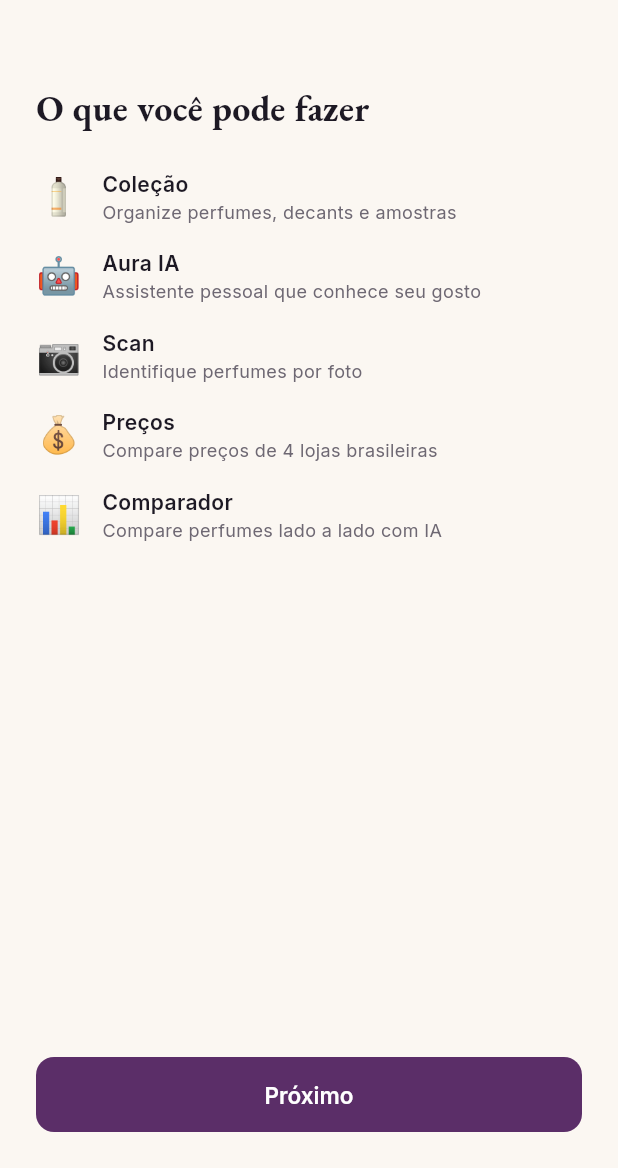
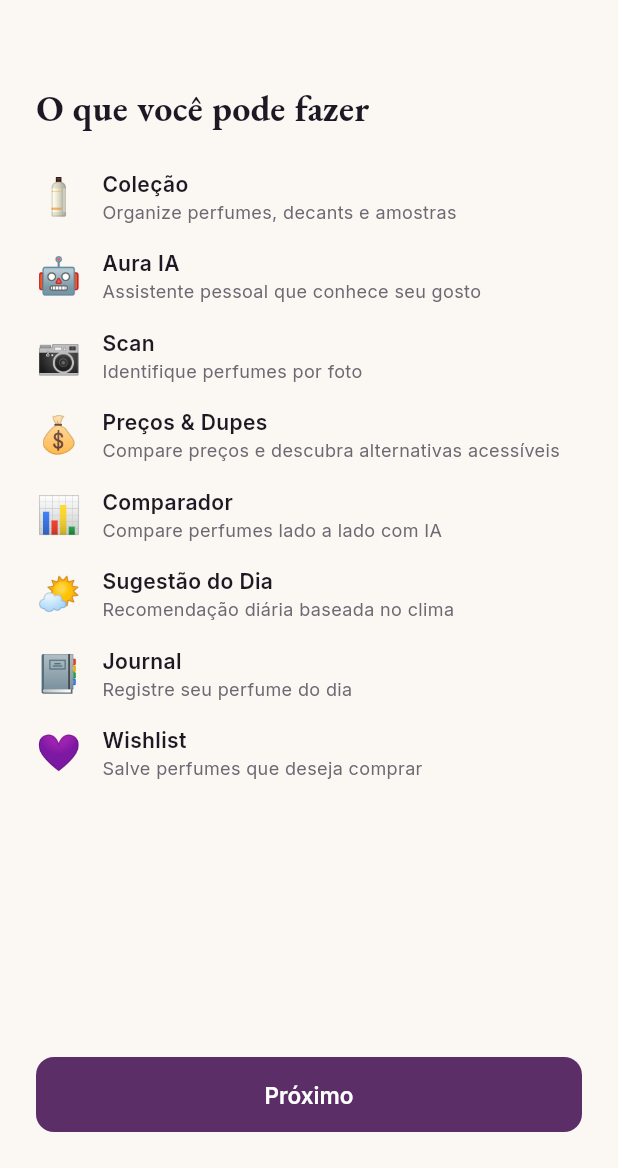
Before and after one commit to tenqueiroga/essencia-app, a Flutter app: the OnboardingPage screen opened by its route, swiped to page 2, on a phone screen of 412 x 824 dp, the part 68-1236 px from its top. Run offline on Flutter 3.47's test engine with Material 3 defaults, Android fonts, the phone set to English and light mode, and no system bars; our stand-ins replace cached_network_image, camera, dio, flutter_riverpod, flutter_secure_storage, flutter_svg and 5 more; missing offline and left inert: dart:html, dart:js_util, dart:ui_web; accounts and stored records are empty.

Commit message:
feat(onboarding): add Dupes, Sugestão do Dia, Journal, Wishlist to features list

```diff
--- a/lib/features/onboarding/presentation/onboarding_page.dart
+++ b/lib/features/onboarding/presentation/onboarding_page.dart
@@ -179,8 +179,11 @@ class _OnboardingPageState extends ConsumerState<OnboardingPage> {
       ('🧴', 'Coleção', 'Organize perfumes, decants e amostras'),
       ('🤖', 'Aura IA', 'Assistente pessoal que conhece seu gosto'),
       ('📷', 'Scan', 'Identifique perfumes por foto'),
-      ('💰', 'Preços', 'Compare preços de 4 lojas brasileiras'),
+      ('💰', 'Preços & Dupes', 'Compare preços e descubra alternativas acessíveis'),
       ('📊', 'Comparador', 'Compare perfumes lado a lado com IA'),
+      ('🌤️', 'Sugestão do Dia', 'Recomendação diária baseada no clima'),
+      ('📔', 'Journal', 'Registre seu perfume do dia'),
+      ('💜', 'Wishlist', 'Salve perfumes que deseja comprar'),
     ];
 
     return Padding(
```
